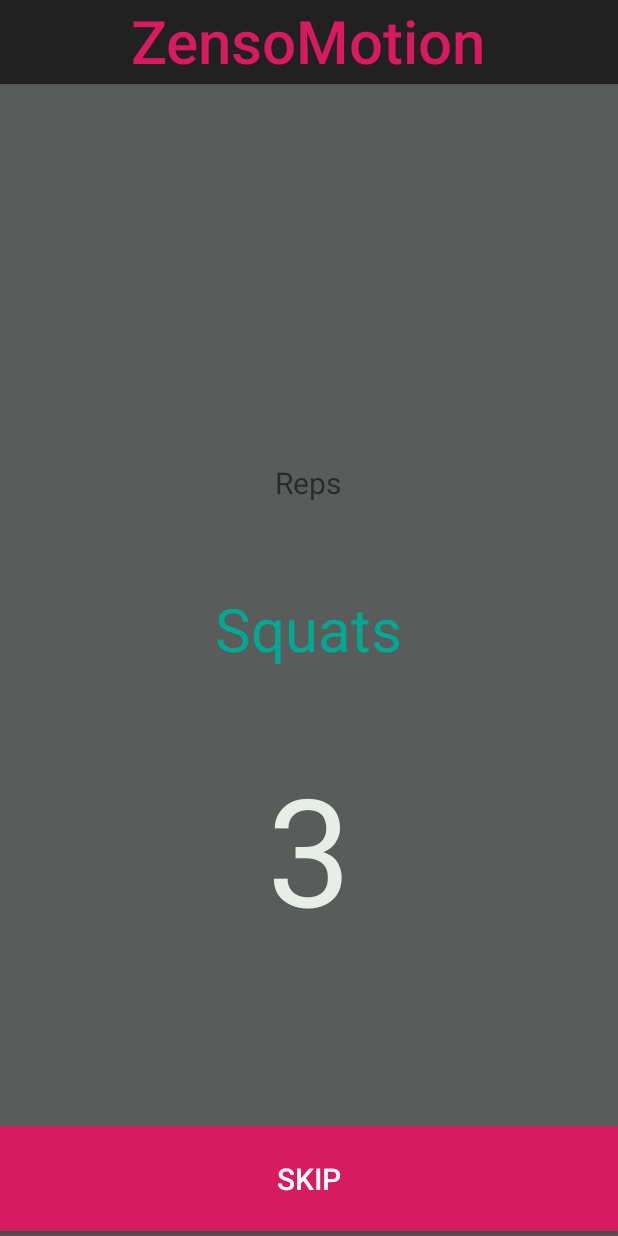
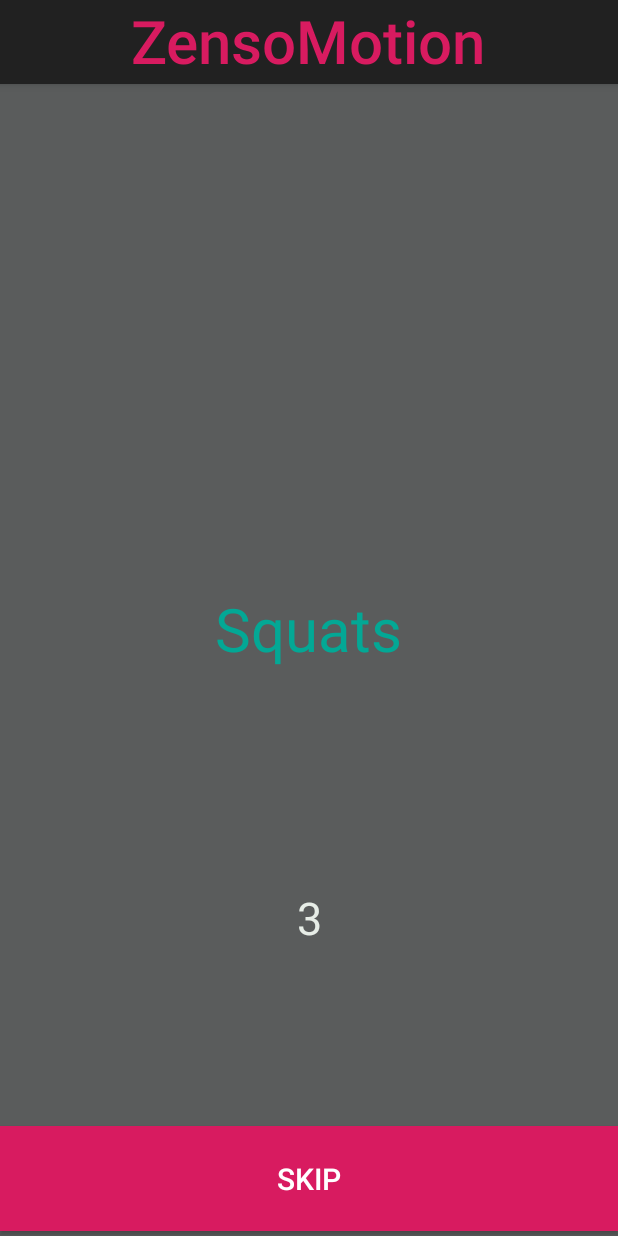
Before and after one commit to UNImakeup/Firebase, an Android app: the Squats screen opened directly, with no data from a screen before it, on a phone screen of 412 x 824 dp. Run offline under Robolectric (Android 15) with nearby library versions, the phone set to English and light mode, and no system bars.

Commit message:
layouts done

```diff
--- a/app/src/main/res/layout/activity_backbends.xml
+++ b/app/src/main/res/layout/activity_backbends.xml
@@ -40,7 +40,7 @@
         android:layout_marginBottom="170dp"
         android:text="10"
         android:textColor="@color/darkwhite"
-        android:textSize="100dp"
+        android:textSize="30dp"
         app:layout_constraintBottom_toBottomOf="parent"
         app:layout_constraintEnd_toEndOf="parent"
         app:layout_constraintHorizontal_bias="0.498"
--- a/app/src/main/res/layout/activity_pushups.xml
+++ b/app/src/main/res/layout/activity_pushups.xml
@@ -37,7 +37,7 @@
         android:layout_marginBottom="170dp"
         android:text="10"
         android:textColor="@color/darkwhite"
-        android:textSize="100dp"
+        android:textSize="30dp"
         app:layout_constraintBottom_toBottomOf="parent"
         app:layout_constraintEnd_toEndOf="parent"
         app:layout_constraintHorizontal_bias="0.498"
--- a/app/src/main/res/layout/activity_situp.xml
+++ b/app/src/main/res/layout/activity_situp.xml
@@ -13,7 +13,7 @@
         android:layout_height="wrap_content"
         android:text="Situps"
         android:textColor="@color/turkis"
-        android:textSize="40sp"
+        android:textSize="30dp"
         app:layout_constraintBottom_toBottomOf="parent"
         app:layout_constraintHorizontal_bias="0.498"
         app:layout_constraintLeft_toLeftOf="parent"
--- a/app/src/main/res/layout/activity_squat.xml
+++ b/app/src/main/res/layout/activity_squat.xml
@@ -11,7 +11,7 @@
         android:id="@+id/textView69"
         android:layout_width="wrap_content"
         android:layout_height="wrap_content"
-        android:text="Reps"
+        android:text=""
         android:textSize="20dp"
         app:layout_constraintBottom_toBottomOf="parent"
         app:layout_constraintHorizontal_bias="0.498"
@@ -41,7 +41,7 @@
         android:layout_marginBottom="192dp"
         android:text="10"
         android:textColor="@color/darkwhite"
-        android:textSize="100dp"
+        android:textSize="30dp"
         app:layout_constraintBottom_toBottomOf="parent"
         app:layout_constraintEnd_toEndOf="parent"
         app:layout_constraintStart_toStartOf="parent"
```
